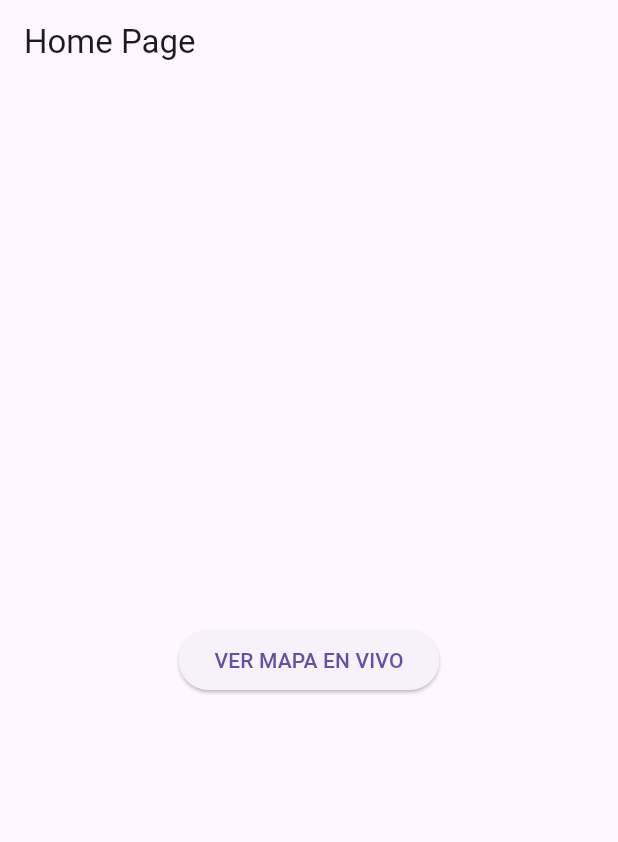
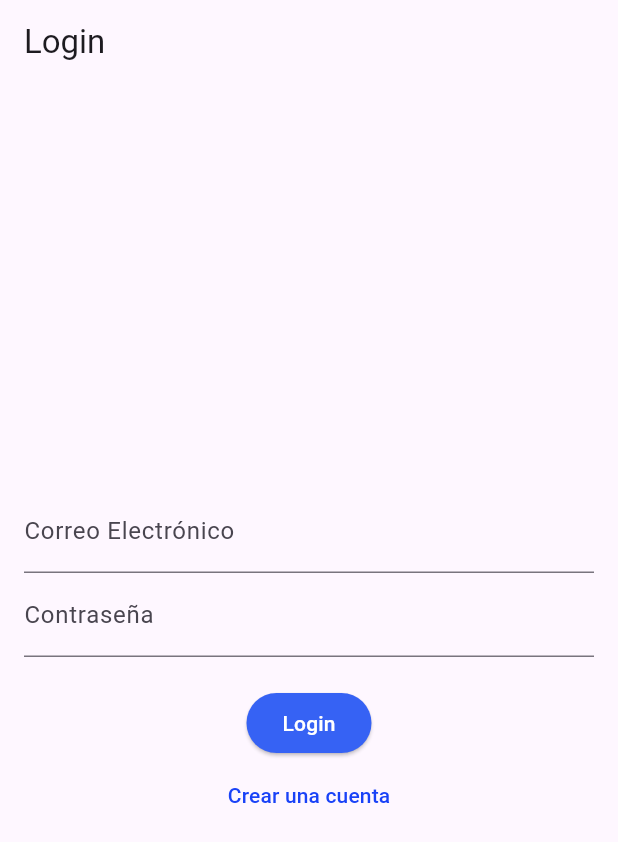
Before and after one commit to datacryptoc/app_map_flutter, a Flutter app: the screen it shows after launch, on a phone screen of 412 x 824 dp. Shown: the top 842 px of the screen. Run offline on Flutter 3.47's test engine with Material 3 defaults, Android fonts, the phone set to English and light mode, and no system bars; our stand-ins replace geolocator, google_maps_flutter.

Commit message:
update log

```diff
--- /dev/null
+++ b/lib/login_page.dart
@@ -0,0 +1,113 @@
+import 'package:flutter/material.dart';
+import 'live_map_page.dart';
+
+class LoginPage extends StatefulWidget {
+  final Color loginButtonColor;
+  final Color createAccountButtonColor;
+  final Color textColor;
+
+  const LoginPage({
+    super.key,
+    this.loginButtonColor = Colors.blue,
+    this.createAccountButtonColor = Colors.green,
+    this.textColor = Colors.white,
+  });
+
+  @override
+  _LoginPageState createState() => _LoginPageState();
+}
+
+class _LoginPageState extends State<LoginPage> {
+  bool isLogin = true;
+  final _formKey = GlobalKey<FormState>();
+  final TextEditingController _emailController = TextEditingController();
+  final TextEditingController _passwordController = TextEditingController();
+  final TextEditingController _confirmPasswordController = TextEditingController();
+
+  void toggleFormType() {
+    setState(() {
+      isLogin = !isLogin;
+    });
+  }
+
+  @override
+  Widget build(BuildContext context) {
+    return Scaffold(
+      appBar: AppBar(
+        title: Text(isLogin ? 'Login' : 'Crear Cuenta'),
+      ),
+      body: Padding(
+        padding: const EdgeInsets.all(16.0),
+        child: Form(
+          key: _formKey,
+          child: Column(
+            mainAxisAlignment: MainAxisAlignment.center,
+            children: [
+              TextFormField(
+                controller: _emailController,
+                decoration: const InputDecoration(labelText: 'Correo Electrónico'),
+                validator: (value) {
+                  if (value == null || value.isEmpty) {
+                    return 'Por favor ingrese su correo electrónico';
+                  }
+                  return null;
+                },
+              ),
+              TextFormField(
+                controller: _passwordController,
+                decoration: const InputDecoration(labelText: 'Contraseña'),
+                obscureText: true,
+                validator: (value) {
+                  if (value == null || value.isEmpty) {
+                    return 'Por favor ingrese su contraseña';
+                  }
+                  return null;
+                },
+              ),
+              if (!isLogin)
+                TextFormField(
+                  controller: _confirmPasswordController,
+                  decoration: const InputDecoration(labelText: 'Confirmar Contraseña'),
+                  obscureText: true,
+                  validator: (value) {
+                    if (value == null || value.isEmpty) {
+                      return 'Por favor confirme su contraseña';
+                    } else if (value != _passwordController.text) {
+                      return 'Las contraseñas no coinciden';
+                    }
+                    return null;
+                  },
+                ),
+              const SizedBox(height: 20),
+              ElevatedButton(
+                onPressed: () {
+                  if (_formKey.currentState!.validate()) {
+                    // Aquí puedes añadir la lógica de autenticación
+                    Navigator.push(
+                      context,
+                      MaterialPageRoute(builder: (context) => const LiveMapPage()),
+                    );
+                  }
+                },
+                style: ElevatedButton.styleFrom(
+                  backgroundColor: isLogin ? widget.loginButtonColor : widget.createAccountButtonColor,
+                ),
+                child: Text(
+                  isLogin ? 'Login' : 'Crear Cuenta',
+                  style: TextStyle(color: widget.textColor),
+                ),
+              ),
+              TextButton(
+                onPressed: toggleFormType,
+                child: Text(
+                  isLogin ? 'Crear una cuenta' : 'Ya tengo una cuenta',
+                  style: TextStyle(color: widget.createAccountButtonColor),
+                ),
+              ),
+            ],
+          ),
+        ),
+      ),
+    );
+  }
+}
--- a/lib/main.dart
+++ b/lib/main.dart
@@ -1,5 +1,6 @@
 import 'package:flutter/material.dart';
 import 'live_map_page.dart';
+import 'login_page.dart'; // Importa el archivo de la página de login
 
 void main() {
   runApp(const MyApp());
@@ -15,30 +16,10 @@ class MyApp extends StatelessWidget {
       theme: ThemeData(
         primarySwatch: Colors.blue,
       ),
-      home: const HomePage(),
-    );
-  }
-}
-
-class HomePage extends StatelessWidget {
-  const HomePage({super.key});
-
-  @override
-  Widget build(BuildContext context) {
-    return Scaffold(
-      appBar: AppBar(
-        title: const Text('Home Page'),
-      ),
-      body: Center(
-        child: ElevatedButton(
-          onPressed: () {
-            Navigator.push(
-              context,
-              MaterialPageRoute(builder: (context) => const LiveMapPage()),
-            );
-          },
-          child: const Text('VER MAPA EN VIVO'),
-        ),
+      home: const LoginPage( // Mostrar LoginPage directamente
+        loginButtonColor: Color.fromARGB(255, 54, 98, 244),
+        createAccountButtonColor: Color.fromRGBO(25, 66, 247, 1), // Color naranja definido por RGB
+        textColor: Colors.white,
       ),
     );
   }
```
Also changed, not shown: 4 other files.
